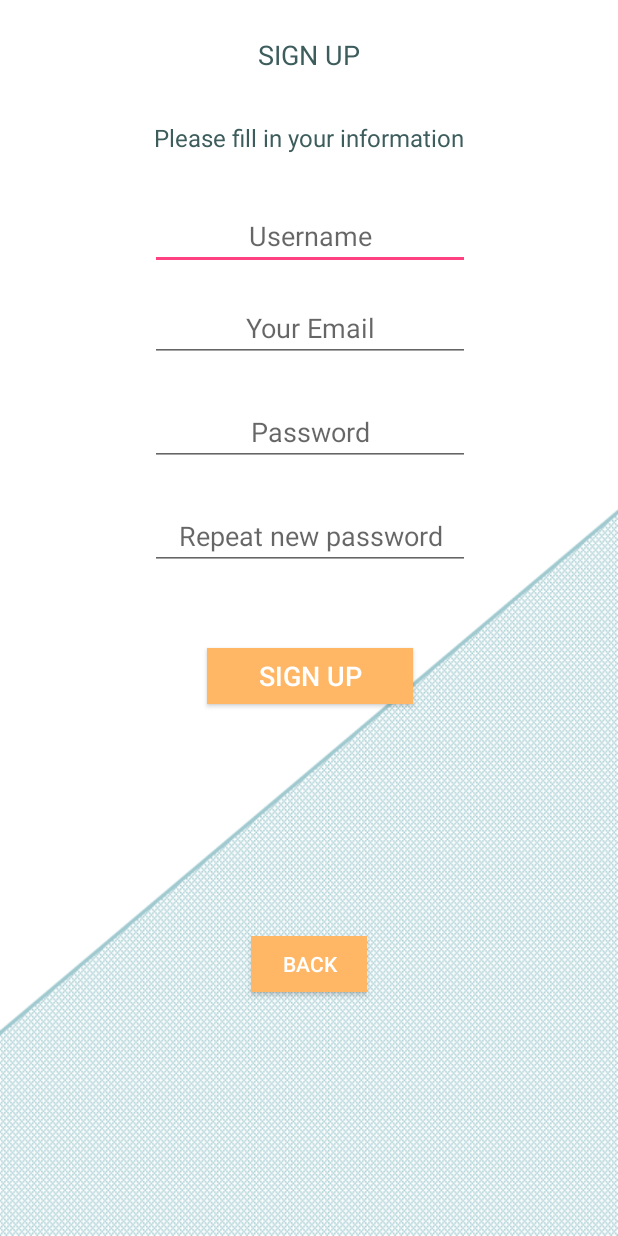
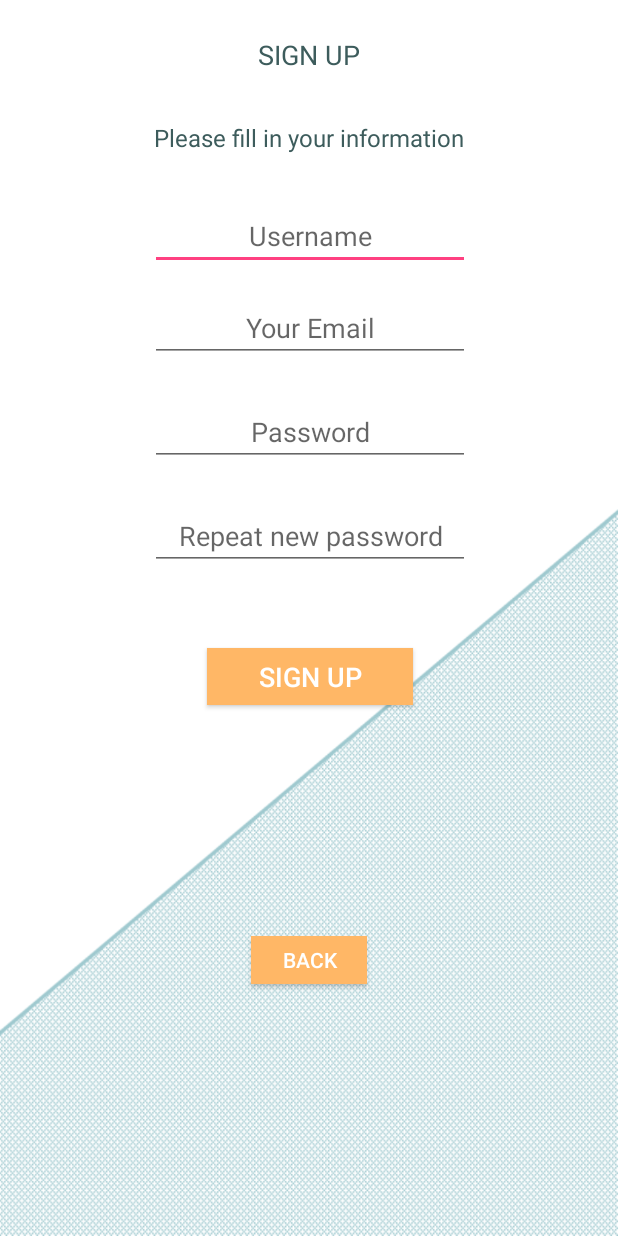
Before and after one commit to taravancalster/OurApp, an Android app: the SignUp screen opened directly, with no data from a screen before it, on a phone screen of 412 x 824 dp. Run offline under Robolectric (Android 15) with nearby library versions, the phone set to English and light mode, and no system bars.

Commit message:
some more padding fixings

```diff
--- a/app/src/main/java/com/example/tarav/ourapp/ChangePW.java
+++ b/app/src/main/java/com/example/tarav/ourapp/ChangePW.java
@@ -102,6 +102,7 @@ public class ChangePW extends AppCompatActivity {
 
             }
 
+            //CANCEL BUTTON
             if(v.getId() == R.id.button18){
                 //go back to Change Profile
                 startActivity(new Intent(ChangePW.this, ChangeProfile.class));
--- a/app/src/main/res/layout/activity_main.xml
+++ b/app/src/main/res/layout/activity_main.xml
@@ -26,7 +26,7 @@
     <Button
         android:id="@+id/bLogin"
         android:layout_width="137dp"
-        android:layout_height="37dp"
+        android:layout_height="38dp"
         android:layout_marginLeft="8dp"
         android:layout_marginRight="8dp"
         android:layout_marginTop="20dp"
@@ -81,7 +81,7 @@
         android:layout_marginBottom="8dp"
         android:layout_marginLeft="8dp"
         android:layout_marginRight="8dp"
-        android:layout_marginTop="8dp"
+        android:layout_marginTop="12dp"
         android:text="@string/action_signUp"
         android:textColor="#ffb766"
         android:textSize="16sp"
--- a/app/src/main/res/layout/activity_profile.xml
+++ b/app/src/main/res/layout/activity_profile.xml
@@ -137,7 +137,7 @@
         android:layout_height="20dp"
         android:layout_marginLeft="8dp"
         android:layout_marginRight="8dp"
-        android:layout_marginTop="12dp"
+        android:layout_marginTop="24dp"
         android:indeterminate="false"
         android:max="12"
         android:progress="0"
@@ -154,7 +154,7 @@
         android:layout_height="wrap_content"
         android:layout_marginEnd="8dp"
         android:layout_marginStart="8dp"
-        android:layout_marginTop="12dp"
+        android:layout_marginTop="24dp"
         android:gravity="center"
         android:text="ffff"
         app:layout_constraintEnd_toEndOf="parent"
--- a/app/src/main/res/layout/activity_sign_up.xml
+++ b/app/src/main/res/layout/activity_sign_up.xml
@@ -106,7 +106,7 @@
     <Button
         android:id="@+id/bRegister"
         android:layout_width="137dp"
-        android:layout_height="37dp"
+        android:layout_height="38dp"
         android:background="#ffb766"
         android:text="@string/action_signUp"
         android:textColor="#fff"
@@ -123,7 +123,7 @@
     <Button
         android:id="@+id/button4"
         android:layout_width="77dp"
-        android:layout_height="37dp"
+        android:layout_height="32dp"
         android:background="#ffb766"
         android:text="@string/action_back"
         android:textColor="#fff"
@@ -135,7 +135,7 @@
         app:layout_constraintRight_toRightOf="parent"
         android:layout_marginLeft="8dp"
         app:layout_constraintLeft_toLeftOf="parent"
-        android:layout_marginTop="8dp"
+        android:layout_marginTop="2dp"
         app:layout_constraintTop_toBottomOf="@+id/bRegister" />
 
 </android.support.constraint.ConstraintLayout>
```
